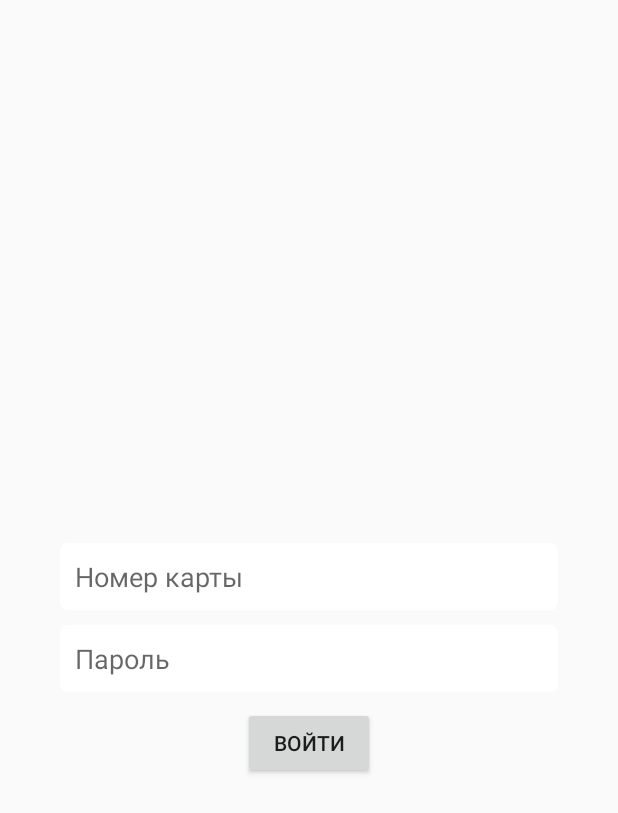
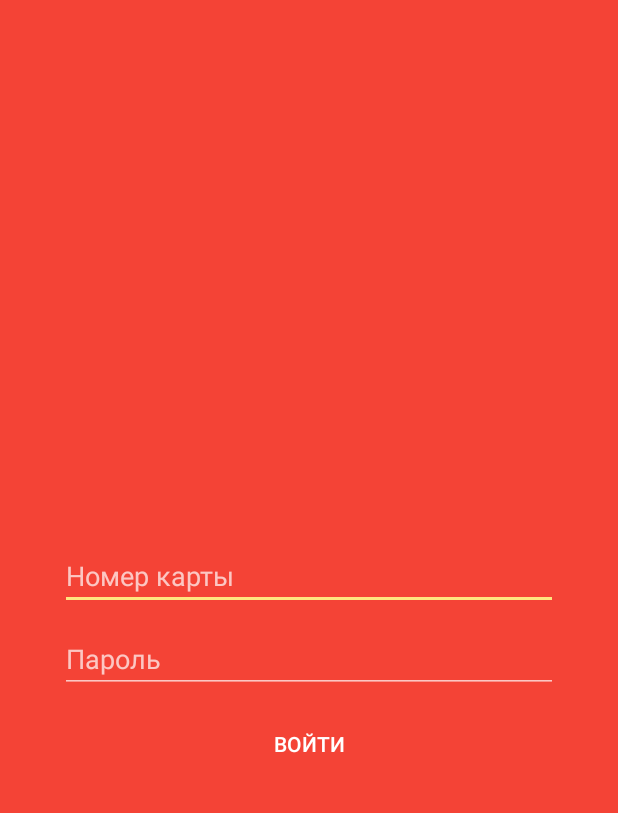
Before and after one commit to micdm/okeybalance, an Android app: the layout f__login.xml on its own in the app's theme, with its tools: preview values and no code run, on a phone screen of 412 x 824 dp. Shown: the top 813 px of the screen. Run offline under Robolectric (Android 15) with nearby library versions, the phone set to English and light mode, and no system bars.

Commit message:
подправляем цвета + добавляем ссылку на сайт

```diff
--- a/app/src/main/java/com/micdm/okeybalance/MainActivity.java
+++ b/app/src/main/java/com/micdm/okeybalance/MainActivity.java
@@ -47,7 +47,7 @@ public class MainActivity extends AppCompatActivity {
 
     protected void showFragment(Fragment fragment) {
         FragmentTransaction transaction = getFragmentManager().beginTransaction();
-        transaction.replace(R.id.a__main__fragment, fragment);
+        transaction.replace(R.id.a__main__content, fragment);
         transaction.addToBackStack(null);
         transaction.commit();
         ((Application) getApplication()).getAnalyticsTracker().trackScreenView(this, fragment.getClass().getSimpleName());
--- a/app/src/main/java/com/micdm/okeybalance/fragments/BalanceFragment.java
+++ b/app/src/main/java/com/micdm/okeybalance/fragments/BalanceFragment.java
@@ -148,7 +148,6 @@ public class BalanceFragment extends Fragment {
                 .filter(pair -> pair.second != null && pair.second.compareTo(BigDecimal.ZERO) == 1)
                 .flatMap(pair -> {
                     deltaView.setText(getString(R.string.f__balance__income, pair.second));
-                    deltaView.setTextColor(getResources().getColor(R.color.income));
                     deltaView.startAnimation(incomeAnimation);
                     return incomeAnimationObservables.second
                         .map(state -> getString(R.string.f__balance__balance, pair.first))
@@ -159,7 +158,6 @@ public class BalanceFragment extends Fragment {
                 .filter(pair -> pair.second != null && pair.second.compareTo(BigDecimal.ZERO) == -1)
                 .flatMap(pair -> {
                     deltaView.setText(getString(R.string.f__balance__outcome, pair.second));
-                    deltaView.setTextColor(getResources().getColor(R.color.outcome));
                     deltaView.startAnimation(outcomeAnimation);
                     return outcomeAnimationObservables.first
                         .map(state -> getString(R.string.f__balance__balance, pair.first))
--- a/app/src/main/res/anim/income.xml
+++ b/app/src/main/res/anim/income.xml
@@ -4,7 +4,7 @@
     android:duration="1000">
     <translate
         android:fromYDelta="-200%"
-        android:toYDelta="50%"/>
+        android:toYDelta="0%"/>
     <alpha
         android:fromAlpha="1.0"
         android:toAlpha="0.1"/>
--- a/app/src/main/res/anim/outcome.xml
+++ b/app/src/main/res/anim/outcome.xml
@@ -3,7 +3,7 @@
     android:interpolator="@android:anim/accelerate_interpolator"
     android:duration="1000">
     <translate
-        android:fromYDelta="50%"
+        android:fromYDelta="0%"
         android:toYDelta="-200%"/>
     <alpha
         android:fromAlpha="1.0"
--- a/app/src/main/res/layout/f__login.xml
+++ b/app/src/main/res/layout/f__login.xml
@@ -14,19 +14,15 @@
             android:id="@+id/f__login__card_number"
             android:layout_width="match_parent"
             android:layout_height="wrap_content"
-            android:padding="10dp"
             android:inputType="number"
-            android:hint="@string/f__login__card_number"
-            android:background="@drawable/text_field_background"/>
+            android:hint="@string/f__login__card_number"/>
         <EditText
             android:id="@+id/f__login__password"
             android:layout_width="match_parent"
             android:layout_height="wrap_content"
             android:layout_marginTop="10dp"
-            android:padding="10dp"
             android:inputType="textPassword"
-            android:hint="@string/f__login__password"
-            android:background="@drawable/text_field_background"/>
+            android:hint="@string/f__login__password"/>
     </LinearLayout>
     <TextView
         android:id="@+id/f__login__error"
@@ -35,7 +31,6 @@
         android:layout_marginTop="20dp"
         android:layout_below="@id/f__login__fields"
         android:layout_centerHorizontal="true"
-        android:textColor="#fff"
         android:visibility="gone"/>
     <Button
         android:id="@+id/f__login__submit"
@@ -44,5 +39,6 @@
         android:layout_below="@id/f__login__error"
         android:layout_centerHorizontal="true"
         android:layout_marginTop="10dp"
-        android:text="@string/f__login__submit"/>
+        android:text="@string/f__login__submit"
+        style="@style/Widget.AppCompat.Button.Borderless"/>
 </RelativeLayout>
--- a/app/src/main/res/values/colors.xml
+++ b/app/src/main/res/values/colors.xml
@@ -1,5 +1,6 @@
 <?xml version="1.0" encoding="utf-8"?>
 <resources>
-    <color name="income">#ff94ff92</color>
-    <color name="outcome">#ffff9292</color>
+    <color name="primary">#F44336</color>
+    <color name="primary_dark">#B71C1C</color>
+    <color name="accent">#FFE57F</color>
 </resources>
--- a/app/src/main/res/values/strings.xml
+++ b/app/src/main/res/values/strings.xml
@@ -1,4 +1,5 @@
 <resources>
+    <string name="a__main__site_uri">okeycity.ru</string>
     <string name="a__main__server_unavailable_error">Сервер недоступен, попробуйте позже</string>
     <string name="f__login__card_number">Номер карты</string>
     <string name="f__login__password">Пароль</string>
--- a/app/src/main/res/values/styles.xml
+++ b/app/src/main/res/values/styles.xml
@@ -1,8 +1,8 @@
 <resources>
-
-    <!-- Base application theme. -->
-    <style name="AppTheme" parent="Theme.AppCompat.Light.NoActionBar">
-        <!-- Customize your theme here. -->
+    <style name="AppTheme" parent="Theme.AppCompat.NoActionBar">
+        <item name="colorPrimary">@color/primary</item>
+        <item name="colorPrimaryDark">@color/primary_dark</item>
+        <item name="colorAccent">@color/accent</item>
+        <item name="android:colorBackground">@color/primary</item>
     </style>
-
 </resources>
```
Also changed, not shown: app/src/main/res/layout/a__main.xml (+14 -4 lines), app/src/main/res/layout/f__balance.xml (+3 -5 lines).
